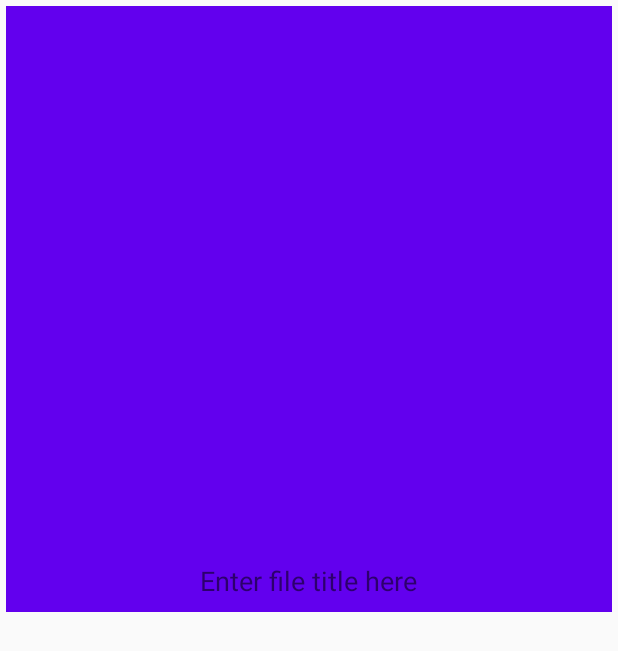
After one commit to DroidDevX/Media-File-Manager, an Android app: the layout gridlayout_mediafile_item_viewholder.xml on its own in the app's theme, with its tools: preview values and no code run, on a phone screen of 412 x 824 dp. The commit adds this screen. Shown: the top 651 px of the screen. Run offline under Robolectric (Android 15) with nearby library versions, the phone set to English and light mode, and no system bars.

Commit message:
FileDetailActivity can now display files in Grid and Linear modes
-A button was added in the activity toolbar to toggle
 between LinearLayoutManager and GridLayoutManager

-MediaFileAdapter was modified to use two different Viewholders
 depending on the recyclerview's current layout manager

```diff
--- /dev/null
+++ b/app/src/main/java/com/example/filemanager/CustomViews/SquareViewGroup.java
@@ -0,0 +1,30 @@
+package com.example.filemanager.CustomViews;
+
+import android.content.Context;
+import android.util.AttributeSet;
+import android.widget.LinearLayout;
+
+import androidx.annotation.Nullable;
+
+public class SquareViewGroup extends LinearLayout {
+    public SquareViewGroup(Context context) {
+        super(context);
+    }
+
+    public SquareViewGroup(Context context, @Nullable AttributeSet attrs) {
+        super(context, attrs);
+    }
+
+    public SquareViewGroup(Context context, @Nullable AttributeSet attrs, int defStyleAttr) {
+        super(context, attrs, defStyleAttr);
+    }
+
+    public SquareViewGroup(Context context, AttributeSet attrs, int defStyleAttr, int defStyleRes) {
+        super(context, attrs, defStyleAttr, defStyleRes);
+    }
+
+    @Override
+    protected void onMeasure(int widthMeasureSpec, int heightMeasureSpec) {
+        super.onMeasure(widthMeasureSpec, widthMeasureSpec); //width and height the same
+    }
+}
--- /dev/null
+++ b/app/src/main/res/drawable/icon_gridlayout.xml
@@ -0,0 +1,5 @@
+<vector android:height="24dp" android:tint="#FFFFFF"
+    android:viewportHeight="24" android:viewportWidth="24"
+    android:width="24dp" xmlns:android="http://schemas.android.com/apk/res/android">
+    <path android:fillColor="@android:color/white" android:pathData="M20,2L4,2c-1.1,0 -2,0.9 -2,2v16c0,1.1 0.9,2 2,2h16c1.1,0 2,-0.9 2,-2L22,4c0,-1.1 -0.9,-2 -2,-2zM8,20L4,20v-4h4v4zM8,14L4,14v-4h4v4zM8,8L4,8L4,4h4v4zM14,20h-4v-4h4v4zM14,14h-4v-4h4v4zM14,8h-4L10,4h4v4zM20,20h-4v-4h4v4zM20,14h-4v-4h4v4zM20,8h-4L16,4h4v4z"/>
+</vector>
--- /dev/null
+++ b/app/src/main/res/drawable/icon_linearlayout.xml
@@ -0,0 +1,5 @@
+<vector android:height="24dp" android:tint="#FFFFFF"
+    android:viewportHeight="24" android:viewportWidth="24"
+    android:width="24dp" xmlns:android="http://schemas.android.com/apk/res/android">
+    <path android:fillColor="@android:color/white" android:pathData="M3,21h18v-2L3,19v2zM3,17h18v-2L3,15v2zM3,13h18v-2L3,11v2zM3,9h18L21,7L3,7v2zM3,3v2h18L21,3L3,3z"/>
+</vector>
--- /dev/null
+++ b/app/src/main/res/layout/gridlayout_mediafile_item_viewholder.xml
@@ -0,0 +1,35 @@
+<?xml version="1.0" encoding="utf-8"?>
+
+<com.example.filemanager.CustomViews.SquareViewGroup
+    android:layout_width="match_parent"
+    android:layout_height="match_parent"
+    xmlns:tools="http://schemas.android.com/tools"
+    android:orientation="vertical"
+    xmlns:android="http://schemas.android.com/apk/res/android"
+    android:layout_margin="@dimen/gridlayout_mediafile_item_padding"
+    android:background="@color/colorPrimary"
+    >
+
+        <ImageView
+            android:id="@+id/fileitem_gridlayout_Imageview"
+            android:layout_width="match_parent"
+            android:layout_height="0dp"
+            android:layout_weight="0.9"
+            />
+
+        <FrameLayout
+            android:layout_width="match_parent"
+            android:layout_height="0dp"
+            android:layout_weight="0.1"
+            >
+            <TextView
+                tools:text="Enter file title here"
+                android:layout_gravity="center"
+                android:id="@+id/fileitem_gridlayout_TitleTV"
+                android:layout_width="wrap_content"
+                android:layout_height="wrap_content"
+                android:textSize="@dimen/gridlayout_mediafile_item_title"
+                />
+        </FrameLayout>
+
+</com.example.filemanager.CustomViews.SquareViewGroup>
--- a/app/src/main/res/values/dimens.xml
+++ b/app/src/main/res/values/dimens.xml
@@ -16,5 +16,8 @@
     <dimen name="sharedfolder_item_title">18sp</dimen>
     <dimen name="sharedfolder_item_padding">8dp</dimen>
 
+    <!--gridlayout_mediafile_item_viewholder.xml-->
+    <dimen name="gridlayout_mediafile_item_title">18sp</dimen>
+    <dimen name="gridlayout_mediafile_item_padding">4dp</dimen>
 
 </resources>
```
Also changed, not shown: app/src/main/java/com/example/filemanager/Activities/FolderDetailActivity.java (+38 -3 lines), app/src/main/java/com/example/filemanager/Adapters/MediaFileAdapter.java (+54 -11 lines), app/src/main/res/layout/linearlayout_mediafile_viewholder.xml (+6 -4 lines), app/src/main/res/menu/file_item_options_menu.xml (+16 -1 lines), 1 other file.
